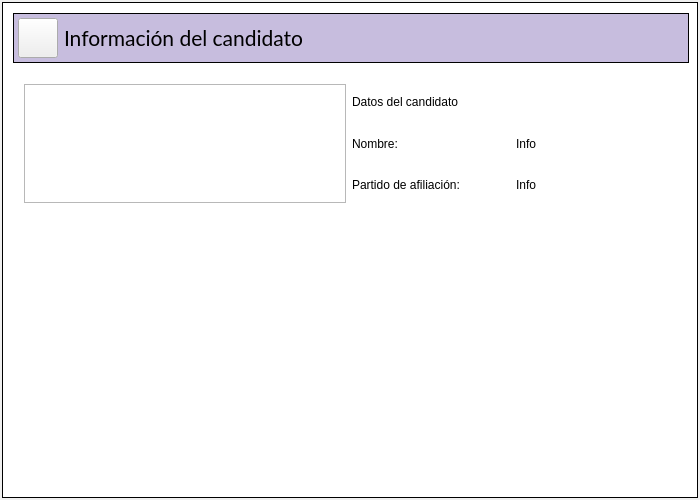
Above: SistemaControlElecciones/mainwindow.ui from NaomySinHYConY/Proyecto1_ISII_SCE before the change. Below: the same form after it.
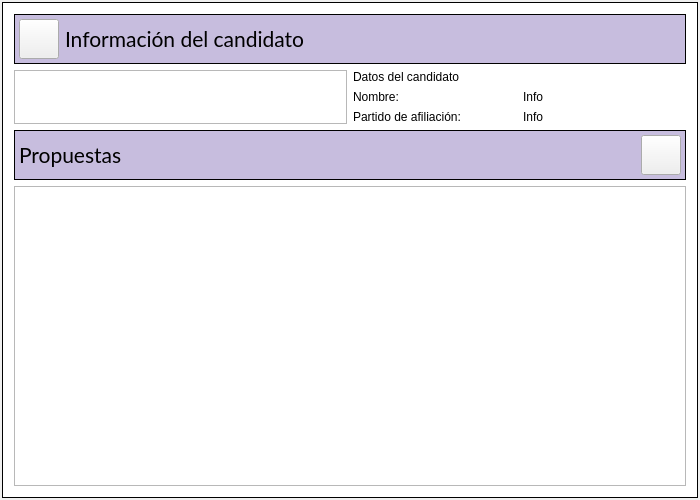
That is the form after the change. The open tabs and pages were chosen to show the change.

Commit message: Mas interfaces

```diff
--- a/SistemaControlElecciones/mainwindow.ui
+++ b/SistemaControlElecciones/mainwindow.ui
@@ -18,7 +18,7 @@
 background-color: rgb(255, 255, 255);
 border: 1px solid;
 }
-#Titulo, #barraAdm, #barraVotante, #barraCandidato, #barraPublicaciones, #barraVerUsuarios, #barraInfoCandidato{
+#Titulo, #barraAdm, #barraVotante, #barraCandidato, #barraPublicaciones, #barraVerUsuarios, #barraInfoCandidato, #barraPropuestas, #barraEstadoVotacion{
 background-color: rgb(199, 189, 222);
 border: 1px solid;
 }
@@ -782,8 +782,8 @@
           </item>
          </layout>
         </widget>
-        <widget class="QWidget" name="page_2">
-         <widget class="QWidget" name="barraInfoCandidato" native="true">
+        <widget class="QWidget" name="page_3">
+         <widget class="QWidget" name="barraEstadoVotacion" native="true">
           <property name="geometry">
            <rect>
             <x>10</x>
@@ -792,6 +792,90 @@
             <height>50</height>
            </rect>
           </property>
+          <layout class="QHBoxLayout" name="horizontalLayout_23">
+           <property name="leftMargin">
+            <number>5</number>
+           </property>
+           <property name="topMargin">
+            <number>5</number>
+           </property>
+           <property name="rightMargin">
+            <number>5</number>
+           </property>
+           <property name="bottomMargin">
+            <number>5</number>
+           </property>
+           <item>
+            <widget class="QPushButton" name="AdmIcono_7">
+             <property name="minimumSize">
+              <size>
+               <width>40</width>
+               <height>40</height>
+              </size>
+             </property>
+             <property name="maximumSize">
+              <size>
+               <width>50</width>
+               <height>50</height>
+              </size>
+             </property>
+             <property name="text">
+              <string/>
+             </property>
+            </widget>
+           </item>
+           <item>
+            <widget class="QLabel" name="label_14">
+             <property name="font">
+              <font>
+               <family>Lato</family>
+               <pointsize>16</pointsize>
+              </font>
+             </property>
+             <property name="text">
+              <string>Estado actual de la votación</string>
+             </property>
+            </widget>
+           </item>
+           <item>
+            <spacer name="horizontalSpacer_29">
+             <property name="orientation">
+              <enum>Qt::Horizontal</enum>
+             </property>
+             <property name="sizeHint" stdset="0">
+              <size>
+               <width>40</width>
+               <height>20</height>
+              </size>
+             </property>
+            </spacer>
+           </item>
+           <item>
+            <widget class="QPushButton" name="botonSalir_5">
+             <property name="minimumSize">
+              <size>
+               <width>40</width>
+               <height>40</height>
+              </size>
+             </property>
+             <property name="maximumSize">
+              <size>
+               <width>50</width>
+               <height>50</height>
+              </size>
+             </property>
+             <property name="text">
+              <string/>
+             </property>
+            </widget>
+           </item>
+          </layout>
+         </widget>
+        </widget>
+        <widget class="QWidget" name="page_2">
+         <layout class="QVBoxLayout" name="verticalLayout_11">
+          <item>
+           <widget class="QWidget" name="barraInfoCandidato" native="true">
           <layout class="QHBoxLayout" name="horizontalLayout_19">
            <property name="leftMargin">
             <number>5</number>
@@ -852,15 +936,8 @@
            </item>
           </layout>
          </widget>
-         <widget class="QWidget" name="horizontalLayoutWidget_7">
-          <property name="geometry">
-           <rect>
-            <x>10</x>
-            <y>70</y>
-            <width>671</width>
-            <height>141</height>
-           </rect>
-          </property>
+          </item>
+          <item>
           <layout class="QHBoxLayout" name="horizontalLayout_20">
            <item>
             <widget class="QFrame" name="frame">
@@ -912,7 +989,78 @@
             </layout>
            </item>
           </layout>
-         </widget>
+          </item>
+          <item>
+           <widget class="QWidget" name="barraPropuestas" native="true">
+            <layout class="QHBoxLayout" name="horizontalLayout_21">
+             <property name="leftMargin">
+              <number>5</number>
+             </property>
+             <property name="topMargin">
+              <number>5</number>
+             </property>
+             <property name="rightMargin">
+              <number>5</number>
+             </property>
+             <property name="bottomMargin">
+              <number>5</number>
+             </property>
+             <item>
+              <widget class="QLabel" name="label_13">
+               <property name="font">
+                <font>
+                 <family>Lato</family>
+                 <pointsize>16</pointsize>
+                </font>
+               </property>
+               <property name="text">
+                <string>Propuestas</string>
+               </property>
+              </widget>
+             </item>
+             <item>
+              <spacer name="horizontalSpacer_28">
+               <property name="orientation">
+                <enum>Qt::Horizontal</enum>
+               </property>
+               <property name="sizeHint" stdset="0">
+                <size>
+                 <width>40</width>
+                 <height>20</height>
+                </size>
+               </property>
+              </spacer>
+             </item>
+             <item>
+              <widget class="QPushButton" name="botonSalir_2">
+               <property name="minimumSize">
+                <size>
+                 <width>40</width>
+                 <height>40</height>
+                </size>
+               </property>
+               <property name="maximumSize">
+                <size>
+                 <width>50</width>
+                 <height>50</height>
+                </size>
+               </property>
+               <property name="text">
+                <string/>
+               </property>
+              </widget>
+             </item>
+            </layout>
+           </widget>
+          </item>
+          <item>
+           <layout class="QHBoxLayout" name="horizontalLayout_22">
+            <item>
+             <widget class="QTableView" name="tableView_4"/>
+            </item>
+           </layout>
+          </item>
+         </layout>
         </widget>
         <widget class="QWidget" name="page">
          <layout class="QVBoxLayout" name="verticalLayout_10">
```
Lines whose indentation alone changed are shown as unchanged.
